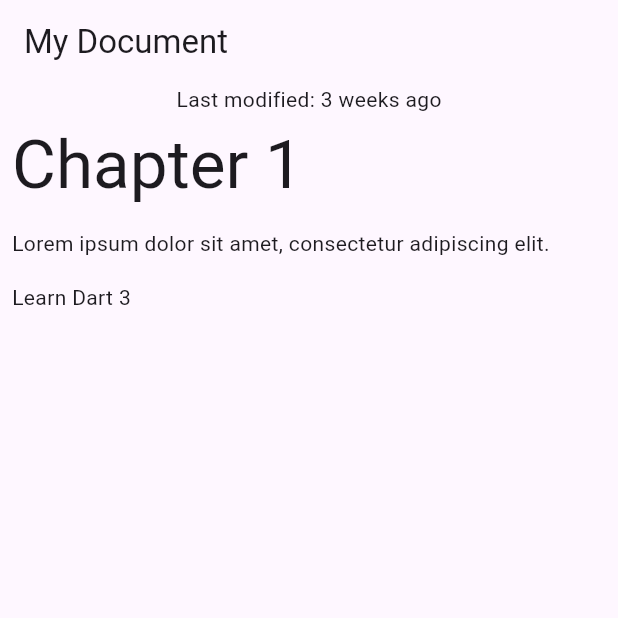
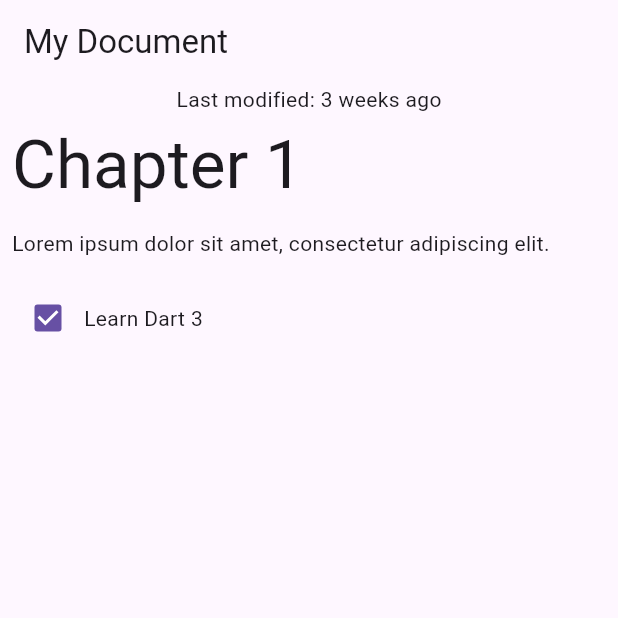
Before and after one commit to ishworpanta10/flutter_record_pattern, a Flutter app: the screen it shows after launch, on a phone screen of 412 x 824 dp, the top half of it. Run offline on Flutter 3.47's test engine with Material 2 defaults, Android fonts, the phone set to English and light mode, and no system bars.

Commit message:
used seal class

```diff
--- a/lib/data/data.dart
+++ b/lib/data/data.dart
@@ -1,4 +1,6 @@
 import 'dart:convert';
+
+import 'sealed_class_for_block.dart';
 
 class Document {
   final Map<String, Object?> _json;
@@ -47,20 +49,6 @@ class Document {
   }
 }
 
-class Block {
-  final String type;
-  final String text;
-  Block(this.type, this.text);
-
-  factory Block.fromJson(Map<String, dynamic> json) {
-    if (json case {'type': final type, 'text': final text}) {
-      return Block(type, text);
-    } else {
-      throw const FormatException('Unexpected JSON format');
-    }
-  }
-}
-
 const documentJson = '''
 {
   "metadata": {
@@ -78,7 +66,7 @@ const documentJson = '''
     },
     {
       "type": "checkbox",
-      "checked": false,
+      "checked": true,
       "text": "Learn Dart 3"
     }
   ]
--- /dev/null
+++ b/lib/data/sealed_class_for_block.dart
@@ -0,0 +1,28 @@
+sealed class Block {
+  Block();
+
+  factory Block.fromJson(Map<String, Object?> json) {
+    return switch (json) {
+      {'type': 'h1', 'text': String text} => HeaderBlock(text),
+      {'type': 'p', 'text': String text} => ParagraphBlock(text),
+      {'type': 'checkbox', 'text': String text, 'checked': bool checked} => CheckboxBlock(text, checked),
+      _ => throw const FormatException('Unexpected JSON format'),
+    };
+  }
+}
+
+class HeaderBlock extends Block {
+  final String text;
+  HeaderBlock(this.text);
+}
+
+class ParagraphBlock extends Block {
+  final String text;
+  ParagraphBlock(this.text);
+}
+
+class CheckboxBlock extends Block {
+  final String text;
+  final bool isChecked;
+  CheckboxBlock(this.text, this.isChecked);
+}
--- a/lib/widgets/widgets.dart
+++ b/lib/widgets/widgets.dart
@@ -1,6 +1,6 @@
 import 'package:flutter/material.dart';
 
-import '../data/data.dart';
+import '../data/sealed_class_for_block.dart';
 
 class BlockWidget extends StatelessWidget {
   final Block block;
@@ -12,21 +12,21 @@ class BlockWidget extends StatelessWidget {
 
   @override
   Widget build(BuildContext context) {
-    TextStyle? textStyle;
-    textStyle = switch (block.type) {
-      'h1' => Theme.of(context).textTheme.displayMedium,
-      'p' || 'checkbox' => Theme.of(context).textTheme.bodyMedium,
-      _ =>
-        //case is a wildcard pattern, _. Wildcards in switch cases match everything else
-        Theme.of(context).textTheme.bodySmall
-    };
-
     return Container(
       margin: const EdgeInsets.all(8),
-      child: Text(
-        block.text,
-        style: textStyle,
-      ),
+      child: switch (block) {
+        HeaderBlock(:final text) => Text(
+            text,
+            style: Theme.of(context).textTheme.displayMedium,
+          ),
+        ParagraphBlock(:final text) => Text(text),
+        CheckboxBlock(:final text, :final isChecked) => Row(
+            children: [
+              Checkbox(value: isChecked, onChanged: (_) {}),
+              Text(text),
+            ],
+          ),
+      },
     );
   }
 }
```
